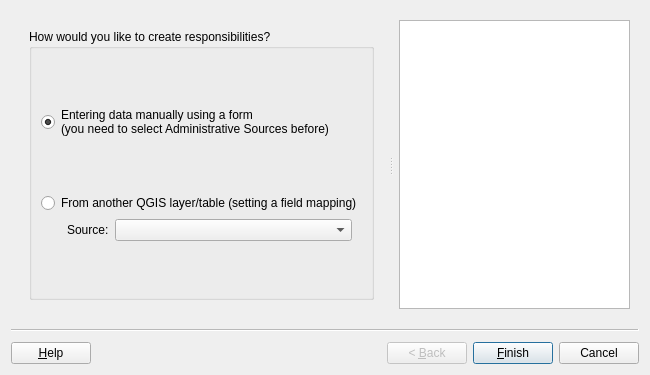
Qt form asistente_ladm_col/ui/wiz_create_responsibility_cadastre.ui (SwissTierrasColombia/Asistente-LADM-COL) before a commit.
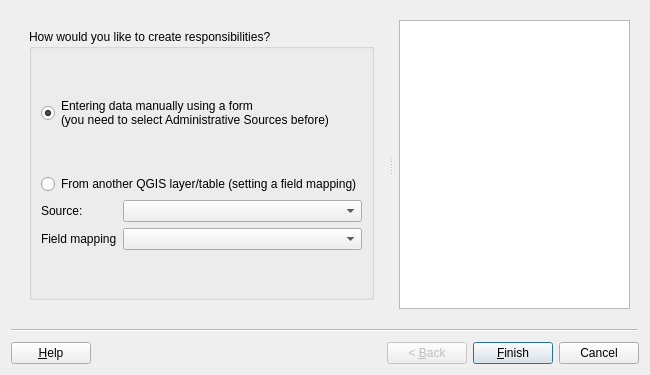
The same form after that commit. Custom widgets are drawn as their Qt base class.

Commit message: Replicate the function of save and load fields mapping in all wizard of the aplication

The edit to the form file:
```diff
--- a/asistente_ladm_col/ui/wiz_create_responsibility_cadastre.ui
+++ b/asistente_ladm_col/ui/wiz_create_responsibility_cadastre.ui
@@ -97,14 +97,8 @@
             </widget>
            </item>
            <item row="4" column="0">
-            <layout class="QHBoxLayout" name="horizontalLayout_3">
-             <property name="leftMargin">
-              <number>26</number>
-             </property>
-             <property name="rightMargin">
-              <number>10</number>
-             </property>
-             <item>
+            <layout class="QGridLayout" name="gridLayout_2">
+             <item row="0" column="0">
               <widget class="QLabel" name="lbl_refactor_source">
                <property name="sizePolicy">
                 <sizepolicy hsizetype="Preferred" vsizetype="Preferred">
@@ -117,7 +111,7 @@
                </property>
               </widget>
              </item>
-             <item>
+             <item row="0" column="1">
               <widget class="QgsMapLayerComboBox" name="mMapLayerComboBox">
                <property name="sizePolicy">
                 <sizepolicy hsizetype="Expanding" vsizetype="Fixed">
@@ -139,6 +133,16 @@
                </property>
               </widget>
              </item>
+             <item row="1" column="0">
+              <widget class="QLabel" name="lbl_field_mapping">
+               <property name="text">
+                <string>Field mapping</string>
+               </property>
+              </widget>
+             </item>
+             <item row="1" column="1">
+              <widget class="QComboBox" name="cbo_mapping"/>
+             </item>
             </layout>
            </item>
            <item row="5" column="0">
```
Left out of the diff: 2 changed lines with no effect on the pictures. The commit also changes 28 other files.
